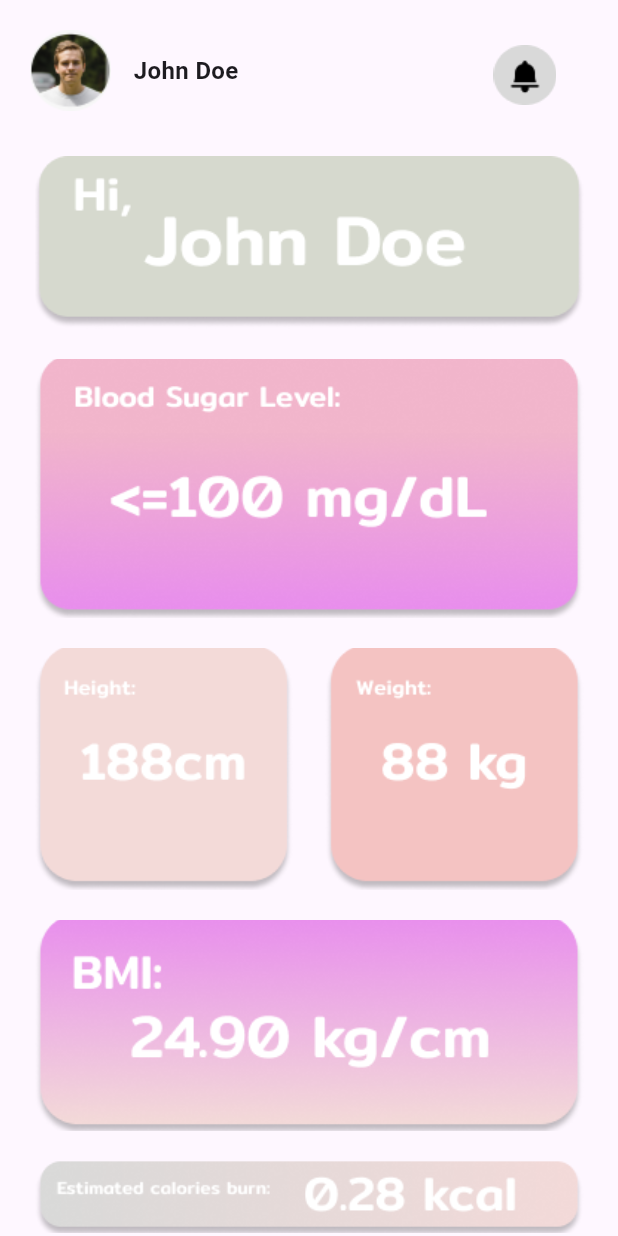
After one commit to Rhunnan/hackaton, a Flutter app: the resultPage screen opened directly, on a phone screen of 412 x 824 dp. The commit adds this screen. Run offline on Flutter 3.47's test engine with Material 3 defaults, Android fonts, the phone set to English and light mode, and no system bars; our stand-ins replace flutter_riverpod.

Commit message:
2nd and last 3rd page done

```diff
--- a/diabetecMonitoring/lib/components/my_home_page.dart
+++ b/diabetecMonitoring/lib/components/my_home_page.dart
@@ -1,4 +1,5 @@
 import 'package:diabetec_monitoring/components/monitor_health_page.dart';
+import 'package:diabetec_monitoring/components/splashGvc.dart';
 import 'package:flutter/material.dart';
 
 class MyHomePage extends StatefulWidget {
@@ -86,7 +87,10 @@ class _MyHomePageState extends State<MyHomePage> {
           ),
         ),
         InkWell(
-          onTap: () {},
+          onTap: () {
+            Navigator.push(context,
+                MaterialPageRoute(builder: (context) => const splashGvcPage()));
+          },
           child: Center(
             child: Padding(
               padding: const EdgeInsets.only(bottom: 10, right: 10),
--- /dev/null
+++ b/diabetecMonitoring/lib/components/resultPage.dart
@@ -0,0 +1,122 @@
+import 'package:flutter/material.dart';
+
+class resultPage extends StatefulWidget {
+  const resultPage({super.key});
+
+  @override
+  State<resultPage> createState() => _resultPageState();
+}
+
+class _resultPageState extends State<resultPage> {
+  @override
+  Widget build(BuildContext context) {
+    return Scaffold(
+      body: Column(
+        children: [
+          //profilepict part notif and name
+          Row(
+            children: [
+              Padding(
+                padding: const EdgeInsets.only(left: 20, top: 20, right: 15),
+                child: Container(
+                  height: 54,
+                  width: 54,
+                  decoration: const BoxDecoration(
+                      image: DecorationImage(
+                          image: AssetImage(
+                            "assets/images/profile.png",
+                          ),
+                          fit: BoxFit.contain)),
+                ),
+              ),
+              const Padding(
+                padding: EdgeInsets.only(right: 170, top: 20),
+                child: Text(
+                  "John Doe",
+                  style: TextStyle(fontSize: 16, fontWeight: FontWeight.w700),
+                ),
+              ),
+              Padding(
+                padding: const EdgeInsets.only(top: 26),
+                child: Container(
+                  height: 44,
+                  width: 42,
+                  decoration: const BoxDecoration(
+                      image: DecorationImage(
+                          image: AssetImage(
+                            "assets/images/notif-button.png",
+                          ),
+                          fit: BoxFit.contain)),
+                ),
+              ),
+            ],
+          ),
+          Padding(
+            padding: const EdgeInsets.only(top: 30, bottom: 20.0),
+            child: Container(
+              height: 115,
+              width: 366,
+              decoration: const BoxDecoration(
+                  image: DecorationImage(
+                      image: AssetImage("assets/images/resultName.png"),
+                      fit: BoxFit.cover)),
+            ),
+          ),
+          Padding(
+            padding: const EdgeInsets.only(bottom: 20.0),
+            child: Container(
+              height: 173,
+              width: 366,
+              decoration: const BoxDecoration(
+                  image: DecorationImage(
+                      image: AssetImage("assets/images/BSLresult.png"),
+                      fit: BoxFit.cover)),
+            ),
+          ),
+          Padding(
+            padding: const EdgeInsets.only(bottom: 20.0),
+            child: Container(
+              height: 161,
+              width: 366,
+              decoration: const BoxDecoration(
+                  image: DecorationImage(
+                      image:
+                          AssetImage("assets/images/height-weight-result.png"),
+                      fit: BoxFit.cover)),
+            ),
+          ),
+          Padding(
+            padding: const EdgeInsets.only(bottom: 20.0),
+            child: Container(
+              height: 141,
+              width: 366,
+              decoration: const BoxDecoration(
+                  image: DecorationImage(
+                      image: AssetImage("assets/images/bmi-result.png"),
+                      fit: BoxFit.cover)),
+            ),
+          ),
+          Padding(
+            padding: const EdgeInsets.only(bottom: 20.0),
+            child: Container(
+              height: 48,
+              width: 366,
+              decoration: const BoxDecoration(
+                  image: DecorationImage(
+                      image: AssetImage("assets/images/burnedcal.png"),
+                      fit: BoxFit.cover)),
+            ),
+          ),
+          Container(
+            height: 44,
+            width: 169,
+            decoration: const BoxDecoration(
+                image: DecorationImage(
+                    image: AssetImage("assets/images/navbar.png"),
+                    fit: BoxFit.cover)),
+          )
+        ],
+      ),
+    );
+  }
+}
```
Also changed, not shown: diabetecMonitoring/lib/components/monitor_health_page.dart (+17 -7 lines), diabetecMonitoring/lib/components/splashGvc.dart (added, +96 -0 lines), diabetecMonitoring/lib/components/uploadPage.dart (added, +96 -0 lines), diabetecMonitoring/assets/images/BSLresult.png (added), diabetecMonitoring/assets/images/READY BUTTON.png (added), diabetecMonitoring/assets/images/bmi-result.png (added), diabetecMonitoring/assets/images/burnedcal.png (added), diabetecMonitoring/assets/images/checkfor.png (added), diabetecMonitoring/assets/images/height-weight-result.png (added), diabetecMonitoring/assets/images/info component.png (added), diabetecMonitoring/assets/images/open image.png (added), diabetecMonitoring/assets/images/resultName.png (added), diabetecMonitoring/assets/images/splashinfoArt.png (added), diabetecMonitoring/assets/images/upload image.png (added).
